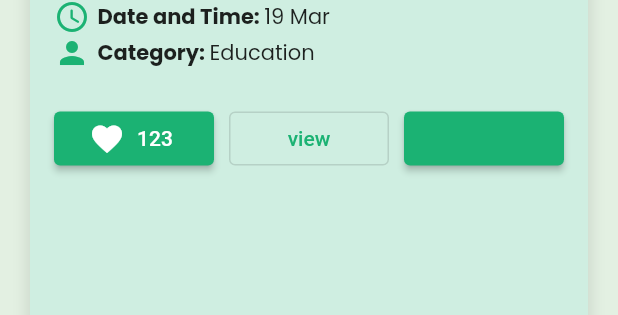
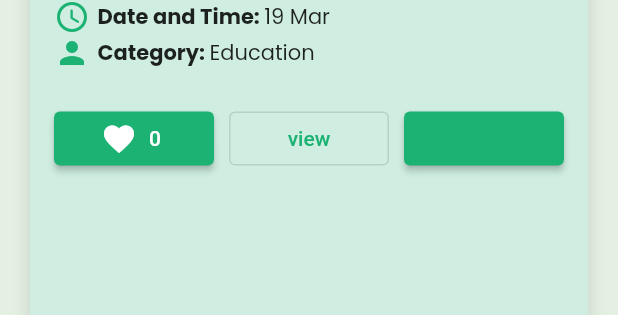
Before and after one commit to Palash2911/Aikyam, a Flutter app: the PostItem widget shown alone on an empty page, opened directly with empty values, on a phone screen of 412 x 824 dp. Shown: the part 301-616 px from the top of the screen. Run offline on Flutter 3.47's test engine with Material 2 defaults, Android fonts, the phone set to English and light mode, and no system bars; our stand-ins replace cloud_firestore, csc_picker, firebase_auth, firebase_core, firebase_storage, flutter_feather_icons and 7 more; accounts and stored records are empty; project files that could hold a hidden picture were left out.

Commit message:
Like Logic Done

```diff
--- a/lib/models/post.dart
+++ b/lib/models/post.dart
@@ -13,6 +13,7 @@
   final String city;
   final String driveTitle;
   final String country;
+  final double likeCount;
   final List<dynamic> photos;
 
   Post({
@@ -31,7 +32,6 @@
     required this.address,
     required this.country,
     required this.photos,
+    required this.likeCount,
   });
-
-  doc(String id) {}
 }
--- a/lib/providers/post_provider.dart
+++ b/lib/providers/post_provider.dart
@@ -59,6 +59,7 @@
         "NgoId": post.ngoid,
         "Country": post.country,
         "Photos": postImages,
+        "LikeCount": post.likeCount,
       });
 
       post.id = p.id;
@@ -80,7 +81,7 @@
     try {
       CollectionReference posts =
           FirebaseFirestore.instance.collection('Posts');
-      var p = await post.doc(post.id).update({
+      var p = await posts.doc(post.id).update({
         'Description': post.description,
         'NgoName': post.ngoname,
         'NgoCity': post.ncity,
@@ -190,7 +191,7 @@
       if (id.isNotEmpty) {
         id = id;
       }
-      await post!.doc(id.toString()).get().then((DocumentSnapshot query) {
+      await posts.doc(id.toString()).get().then((DocumentSnapshot query) {
         Map<String, dynamic> data = query.data() as Map<String, dynamic>;
 
         post = Post(
@@ -209,6 +210,7 @@
           address: data["Address"],
           country: data["Country"],
           photos: data["Photos"],
+          likeCount: data["LikeCount"],
         );
       });
       notifyListeners();
--- a/lib/views/Screens/Ngo/NAddPostScreen.dart
+++ b/lib/views/Screens/Ngo/NAddPostScreen.dart
@@ -125,6 +125,7 @@
             address: address,
             country: "India",
             photos: postImages,
+            likeCount: 0,
           ),
         )
             .catchError((e) {
--- a/lib/views/Screens/Ngo/NHomeScreen.dart
+++ b/lib/views/Screens/Ngo/NHomeScreen.dart
@@ -98,6 +98,7 @@
                                     applyStatus: "Applied",
                                     pid: document.id,
                                     userType: "Ngo",
+                                    like: document["LikeCount"],
                                   );
                                 }
                               }
@@ -110,6 +111,7 @@
                                 applyStatus: "Apply",
                                 pid: document.id,
                                 userType: "Ngo",
+                                like: document["LikeCount"],
                               );
                             }).toList(),
                           );
--- a/lib/views/Screens/Ngo/NgoProfileScreen.dart
+++ b/lib/views/Screens/Ngo/NgoProfileScreen.dart
@@ -303,6 +303,7 @@
           applyStatus: 'applyStatus',
           pid: 'pid',
           userType: "Ngo",
+          like: 0.0,
         ),
       ],
     );
--- a/lib/views/Screens/User/HomeScreen.dart
+++ b/lib/views/Screens/User/HomeScreen.dart
@@ -97,6 +97,7 @@
                                     applyStatus: "Applied",
                                     pid: document.id,
                                     userType: "Ngo",
+                                    like: document["LikeCount"],
                                   );
                                 }
                               }
@@ -109,6 +110,7 @@
                                 applyStatus: "Apply",
                                 pid: document.id,
                                 userType: "User",
+                                like: document["LikeCount"],
                               );
                             }).toList(),
                           );
--- a/lib/views/widgets/Post.dart
+++ b/lib/views/widgets/Post.dart
@@ -3,7 +3,6 @@
 import 'package:aikyam/views/Screens/Ngo/NgoProfileScreen.dart';
 import 'package:aikyam/views/constants.dart';
 import 'package:flutter/material.dart';
-import 'package:flutter_feather_icons/flutter_feather_icons.dart';
 import 'package:provider/provider.dart';
 
 class PostItem extends StatefulWidget {
@@ -15,6 +14,7 @@
   final String applyStatus;
   final String pid;
   final String userType;
+  final double like;
 
   const PostItem({
     required this.ngoname,
@@ -25,6 +25,7 @@
     required this.applyStatus,
     required this.pid,
     required this.userType,
+    required this.like,
   });
 
   @override
@@ -36,12 +37,6 @@
   bool _isLike = true;
   bool _isApply = true;
   bool _isLoading = false;
-
-  void toggleExpand() {
-    setState(() {
-      _isExpanded = !_isExpanded;
-    });
-  }
 
   void toggleLike() {
     setState(() {
@@ -176,7 +171,7 @@
                   child: ElevatedButton.icon(
                       onPressed: () {},
                       icon: Icon(Icons.favorite),
-                      label: Text('123')),
+                      label: Text(widget.like.toString().replaceAll(RegExp(r'\.(\d)+$'), ''))),
                 ),
                 const SizedBox(width: 10.0),
                 Expanded(
```
